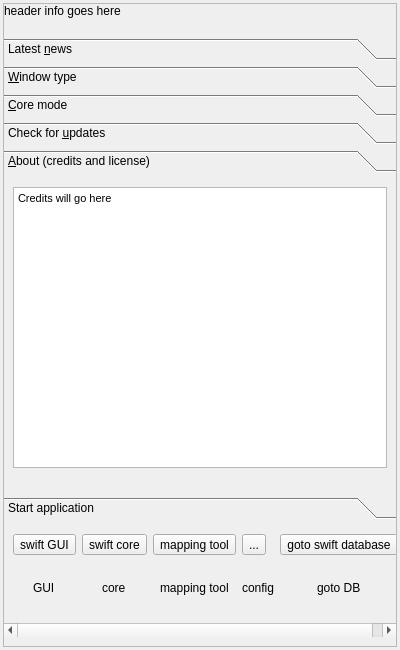
Above: src/swiftlauncher/swiftlauncher.ui from swift-project/pilotclient before the change. Below: the same form after it.
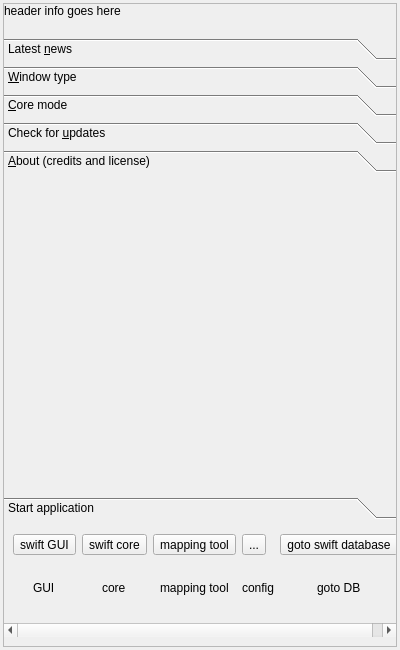
That is the form after the change. The open tabs and pages were chosen to show the change. Icons and pictures are not drawn. Custom widgets are drawn as their Qt base class.

Commit message: Ref T213, using about component in launcher

What changed in the file:
```diff
--- a/src/swiftlauncher/swiftlauncher.ui
+++ b/src/swiftlauncher/swiftlauncher.ui
@@ -494,32 +494,27 @@
                <x>0</x>
                <y>0</y>
                <width>392</width>
-               <height>305</height>
+               <height>319</height>
               </rect>
              </property>
              <attribute name="label">
               <string>&amp;About (credits and license)</string>
              </attribute>
              <layout class="QVBoxLayout" name="vl_Credits">
+              <property name="leftMargin">
+               <number>3</number>
+              </property>
+              <property name="topMargin">
+               <number>3</number>
+              </property>
+              <property name="rightMargin">
+               <number>3</number>
+              </property>
+              <property name="bottomMargin">
+               <number>3</number>
+              </property>
               <item>
-               <widget class="QTextBrowser" name="tbr_About">
-                <property name="documentTitle">
-                 <string>About swift</string>
-                </property>
-                <property name="readOnly">
-                 <bool>true</bool>
-                </property>
-                <property name="html">
-                 <string>&lt;!DOCTYPE HTML PUBLIC &quot;-//W3C//DTD HTML 4.0//EN&quot; &quot;http://www.w3.org/TR/REC-html40/strict.dtd&quot;&gt;
-&lt;html&gt;&lt;head&gt;&lt;meta name=&quot;qrichtext&quot; content=&quot;1&quot; /&gt;&lt;title&gt;About swift&lt;/title&gt;&lt;style type=&quot;text/css&quot;&gt;
-p, li { white-space: pre-wrap; }
-&lt;/style&gt;&lt;/head&gt;&lt;body style=&quot; font-family:'MS Shell Dlg 2'; font-size:8.25pt; font-weight:400; font-style:normal;&quot;&gt;
-&lt;p style=&quot; margin-top:0px; margin-bottom:0px; margin-left:0px; margin-right:0px; -qt-block-indent:0; text-indent:0px;&quot;&gt;Credits will go here&lt;/p&gt;&lt;/body&gt;&lt;/html&gt;</string>
-                </property>
-                <property name="openExternalLinks">
-                 <bool>true</bool>
-                </property>
-               </widget>
+               <widget class="BlackGui::Components::CAboutHtmlComponent" name="comp_AboutHTML"/>
               </item>
              </layout>
             </widget>
@@ -777,6 +772,12 @@
    <header>blackgui/components/dbusserveraddressselector.h</header>
    <container>1</container>
   </customwidget>
+  <customwidget>
+   <class>BlackGui::Components::CAboutHtmlComponent</class>
+   <extends>QFrame</extends>
+   <header>blackgui/components/abouthtmlcomponent.h</header>
+   <container>1</container>
+  </customwidget>
  </customwidgets>
  <tabstops>
   <tabstop>tbr_LatestNews</tabstop>
```
Left out of the diff: 17 changed lines with no effect on the pictures. The commit also changes 2 other files.
